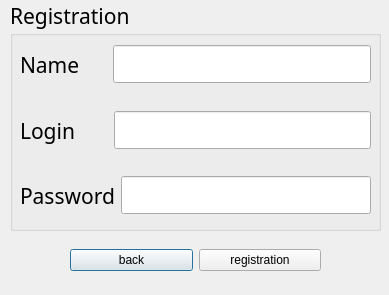
Qt form Zakaz/log.ui (1stanisLAW1/MdkDelivery) before a commit.
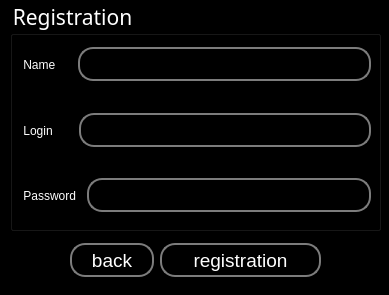
The same form after that commit.

```diff
--- a/Zakaz/log.ui
+++ b/Zakaz/log.ui
@@ -13,6 +13,12 @@
   <property name="windowTitle">
    <string>Dialog</string>
   </property>
+  <property name="styleSheet">
+   <string notr="true">QDialog{
+background-color:rgb(0, 0, 0);
+color:white
+}</string>
+  </property>
   <widget class="QWidget" name="horizontalLayoutWidget">
    <property name="geometry">
     <rect>
@@ -25,6 +31,24 @@
    <layout class="QHBoxLayout" name="horizontalLayout">
     <item>
      <widget class="QPushButton" name="continueBtn">
+      <property name="font">
+       <font>
+        <pointsize>14</pointsize>
+       </font>
+      </property>
+      <property name="styleSheet">
+       <string notr="true">QPushButton{
+color:rgb(255, 255, 255);
+background-color:rgb(0, 0, 0);
+border: 2px solid rgb(124, 124, 124);
+solid: rgb(255, 255, 255);
+border-radius:15px;
+max-height:30px;
+max-width:80px;
+min-height:30px;
+min-width:80px;
+}</string>
+      </property>
       <property name="text">
        <string>back</string>
       </property>
@@ -32,6 +56,24 @@
     </item>
     <item>
      <widget class="QPushButton" name="regBtn">
+      <property name="font">
+       <font>
+        <pointsize>14</pointsize>
+       </font>
+      </property>
+      <property name="styleSheet">
+       <string notr="true">QPushButton{
+color:rgb(255, 255, 255);
+background-color:rgb(0, 0, 0);
+border: 2px solid rgb(124, 124, 124);
+solid: rgb(255, 255, 255);
+border-radius:15px;
+max-height:30px;
+max-width:1200px;
+min-height:30px;
+min-width:80px;
+}</string>
+      </property>
       <property name="text">
        <string>registration</string>
       </property>
@@ -54,6 +96,11 @@
      <pointsize>16</pointsize>
     </font>
    </property>
+   <property name="styleSheet">
+    <string notr="true">QGroupBox{
+color:rgb(255, 255, 255);
+}</string>
+   </property>
    <property name="title">
     <string>Registration</string>
    </property>
@@ -69,13 +116,38 @@
     <layout class="QHBoxLayout" name="horizontalLayout_5">
      <item>
       <widget class="QLabel" name="label_4">
+       <property name="styleSheet">
+        <string notr="true">QLabel{
+	font: 14pt &quot;Segoe UI&quot;;
+color:rgb(255, 255, 255);
+}</string>
+       </property>
        <property name="text">
-        <string>Password</string>
+        <string> Password</string>
        </property>
       </widget>
      </item>
      <item>
       <widget class="QLineEdit" name="lineEdit_4">
+       <property name="font">
+        <font>
+         <family>Segoe UI</family>
+         <pointsize>14</pointsize>
+        </font>
+       </property>
+       <property name="styleSheet">
+        <string notr="true">QLineEdit{
+color:rgb(255, 255, 255);
+background-color:rgb(0, 0, 0);
+border: 2px solid rgb(124, 124, 124);
+solid: rgb(255, 255, 255);
+border-radius:15px;
+max-height:30px;
+max-width:280px;
+min-height:30px;
+min-width:80px;
+}</string>
+       </property>
        <property name="echoMode">
         <enum>QLineEdit::EchoMode::Normal</enum>
        </property>
@@ -95,13 +167,39 @@
     <layout class="QHBoxLayout" name="horizontalLayout_2">
      <item>
       <widget class="QLabel" name="label">
+       <property name="styleSheet">
+        <string notr="true">QLabel{
+	font: 14pt &quot;Segoe UI&quot;;
+color:rgb(255, 255, 255);
+}</string>
+       </property>
        <property name="text">
-        <string>Login      </string>
+        <string> Login      </string>
        </property>
       </widget>
      </item>
      <item>
-      <widget class="QLineEdit" name="lineEdit"/>
+      <widget class="QLineEdit" name="lineEdit">
+       <property name="font">
+        <font>
+         <family>Segoe UI</family>
+         <pointsize>14</pointsize>
+        </font>
+       </property>
+       <property name="styleSheet">
+        <string notr="true">QLineEdit{
+color:rgb(255, 255, 255);
+background-color:rgb(0, 0, 0);
+border: 2px solid rgb(124, 124, 124);
+solid: rgb(255, 255, 255);
+border-radius:15px;
+max-height:30px;
+max-width:300px;
+min-height:30px;
+min-width:80px;
+}</string>
+       </property>
+      </widget>
      </item>
     </layout>
    </widget>
@@ -117,13 +215,39 @@
     <layout class="QHBoxLayout" name="horizontalLayout_3">
      <item>
       <widget class="QLabel" name="label_2">
+       <property name="styleSheet">
+        <string notr="true">QLabel{
+	font: 14pt &quot;Segoe UI&quot;;
+color:rgb(255, 255, 255);
+}</string>
+       </property>
        <property name="text">
-        <string>Name     </string>
+        <string> Name     </string>
        </property>
       </widget>
      </item>
      <item>
-      <widget class="QLineEdit" name="lineEdit_2"/>
+      <widget class="QLineEdit" name="lineEdit_2">
+       <property name="font">
+        <font>
+         <family>Segoe UI</family>
+         <pointsize>14</pointsize>
+        </font>
+       </property>
+       <property name="styleSheet">
+        <string notr="true">QLineEdit{
+color:rgb(255, 255, 255);
+background-color:rgb(0, 0, 0);
+border: 2px solid rgb(124, 124, 124);
+solid: rgb(255, 255, 255);
+border-radius:15px;
+max-height:30px;
+max-width:300px;
+min-height:30px;
+min-width:80px;
+}</string>
+       </property>
+      </widget>
      </item>
     </layout>
    </widget>
```
